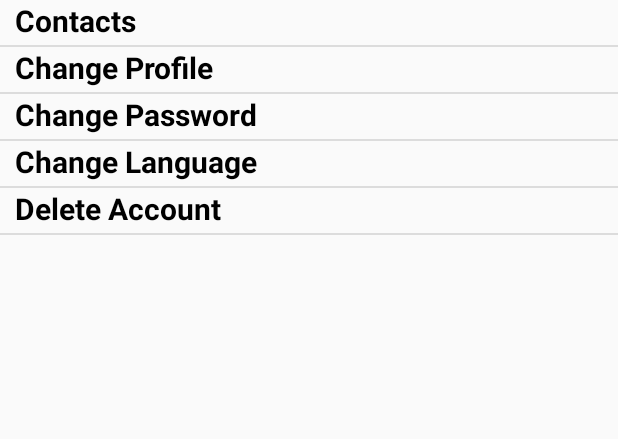
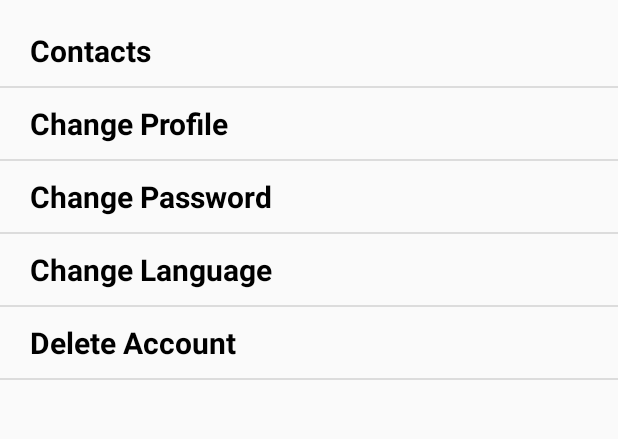
Before and after one commit to Eve2/SchoolBusTracking, an Android app: the fragment LocationFragment placed in its activity, in the side drawer, after a tap on "Setting", on a phone screen of 412 x 824 dp, the part 84-523 px from its top. Run offline under Robolectric (Android 15) with nearby library versions, the phone set to English and light mode, and no system bars; network calls fail.

Commit message:
updated UI, format, delete duplicate 'start' in locationFrag

```diff
--- a/app/src/main/java/com/schoolbus/schoolbustracking/fragments/HelpFragment.java
+++ b/app/src/main/java/com/schoolbus/schoolbustracking/fragments/HelpFragment.java
@@ -17,7 +17,7 @@ public class HelpFragment extends Fragment {
     @Nullable
     @Override
     public View onCreateView(LayoutInflater inflater, @Nullable ViewGroup container, @Nullable Bundle savedInstanceState) {
-        View view=inflater.inflate(R.layout.fragment_help,container,false);
-        return  view;
+        View view = inflater.inflate(R.layout.fragment_help, container, false);
+        return view;
     }
 }
--- a/app/src/main/java/com/schoolbus/schoolbustracking/fragments/home/HomeFragment.java
+++ b/app/src/main/java/com/schoolbus/schoolbustracking/fragments/home/HomeFragment.java
@@ -33,7 +33,7 @@ public class HomeFragment extends Fragment {
         linearLayout1.setOnClickListener(new View.OnClickListener() {
             @Override
             public void onClick(View view) {
-                getActivity().getSupportFragmentManager().beginTransaction().replace(R.id.home_container,new LocationFragment()).addToBackStack(null).commit();
+                getActivity().getSupportFragmentManager().beginTransaction().replace(R.id.home_container, new LocationFragment()).addToBackStack(null).commit();
             }
         });
 
@@ -54,14 +54,14 @@ public class HomeFragment extends Fragment {
         linearLayout4.setOnClickListener(new View.OnClickListener() {
             @Override
             public void onClick(View view) {
-                getActivity().getSupportFragmentManager().beginTransaction().replace(R.id.home_container,new SettingFragment()).addToBackStack(null).commit();
+                getActivity().getSupportFragmentManager().beginTransaction().replace(R.id.home_container, new SettingFragment()).addToBackStack(null).commit();
             }
         });
 
         linearLayout5.setOnClickListener(new View.OnClickListener() {
             @Override
             public void onClick(View view) {
-                getActivity().getSupportFragmentManager().beginTransaction().replace(R.id.home_container,new HelpFragment()).addToBackStack(null).commit();
+                getActivity().getSupportFragmentManager().beginTransaction().replace(R.id.home_container, new HelpFragment()).addToBackStack(null).commit();
             }
         });
 
--- a/app/src/main/java/com/schoolbus/schoolbustracking/fragments/home/LocationFragment.java
+++ b/app/src/main/java/com/schoolbus/schoolbustracking/fragments/home/LocationFragment.java
@@ -34,15 +34,15 @@ import static com.schoolbus.schoolbustracking.R.id.my_map;
  */
 
 public class LocationFragment extends Fragment implements OnMapReadyCallback {
-    private static GoogleMap map;
+    private GoogleMap map;
     private LocationManager locationManager;
     private LocationListener locationListener;
-    private static LatLng bus=new LatLng(12.916514,77.609664);
+    private LatLng bus = new LatLng(12.916514, 77.609664);
     LatLng start = new LatLng(12.916514, 77.619664);
     LatLng end = new LatLng(12.916514, 77.604332);
-    LatLng CityBank=new LatLng(12.91697,77.614085);
-    LatLng Lara=new LatLng(12.916274,77.611081);
-    LatLng BTM=new LatLng(12.916535,77.606800);
+    LatLng CityBank = new LatLng(12.91697, 77.614085);
+    LatLng Lara = new LatLng(12.916274, 77.611081);
+    LatLng BTM = new LatLng(12.916535, 77.606800);
 
     @Nullable
     @Override
@@ -52,7 +52,7 @@ public class LocationFragment extends Fragment implements OnMapReadyCallback {
         SupportMapFragment mapFragment = (SupportMapFragment) getChildFragmentManager()
                 .findFragmentById(my_map);
         mapFragment.getMapAsync(this);
-       // googleMap=(MapFragment)((SupportMapFragment) getChildFragmentManager().findFragmentById(my_map)).getMapAsync(this);
+        // googleMap=(MapFragment)((SupportMapFragment) getChildFragmentManager().findFragmentById(my_map)).getMapAsync(this);
         locationManager = (LocationManager) getActivity().getSystemService(Context.LOCATION_SERVICE);
         locationListener = new LocationListener() {
             @Override
@@ -64,16 +64,14 @@ public class LocationFragment extends Fragment implements OnMapReadyCallback {
                 map.addMarker(new MarkerOptions().position(bus)
                         .title("Bus")).setIcon(BitmapDescriptorFactory.fromResource(R.drawable.bus_24));
                 map.addMarker(new MarkerOptions().position(start)
-                        .title("Start Stop")) ;
-               map.addMarker(new MarkerOptions().position(start)
-                        .title("Start Stop")) ;
+                        .title("Start Stop"));
                 map.addMarker(new MarkerOptions().position(end)
-                        .title("End Stop")).setIcon(BitmapDescriptorFactory.fromResource(R.drawable.school)); ;
+                        .title("End Stop")).setIcon(BitmapDescriptorFactory.fromResource(R.drawable.school));
                 map.addMarker(new MarkerOptions().position(CityBank)
-                        .title("City Bank Stop")) ;
+                        .title("City Bank Stop"));
                 map.addMarker(new MarkerOptions().position(Lara)
                         .title("Lara Technologies"));
-               map.addMarker(new MarkerOptions().position(BTM)
+                map.addMarker(new MarkerOptions().position(BTM)
                         .title("BTM Water Tank"));
                 // add route to the map
                 Polyline polyline1 = map.addPolyline(new PolylineOptions()
@@ -98,6 +96,7 @@ public class LocationFragment extends Fragment implements OnMapReadyCallback {
 
             }
         };
+
         if (ActivityCompat.checkSelfPermission(getContext(), Manifest.permission.ACCESS_FINE_LOCATION) != PackageManager.PERMISSION_GRANTED && ActivityCompat.checkSelfPermission(getContext(),
                 Manifest.permission.ACCESS_COARSE_LOCATION) != PackageManager.PERMISSION_GRANTED) {
 
@@ -116,19 +115,17 @@ public class LocationFragment extends Fragment implements OnMapReadyCallback {
     @Override
     public void onMapReady(GoogleMap googleMap) {
         // bus stops
-        map=googleMap;
+        map = googleMap;
 
         // add markers to the map
         googleMap.addMarker(new MarkerOptions().position(bus)
                 .title("Bus")).setIcon(BitmapDescriptorFactory.fromResource(R.drawable.bus_24));
         googleMap.addMarker(new MarkerOptions().position(start)
-                .title("Start Stop")) ;
-        googleMap.addMarker(new MarkerOptions().position(start)
-                .title("Start Stop")) ;
+                .title("Start Stop"));
         googleMap.addMarker(new MarkerOptions().position(end)
-                .title("End Stop")).setIcon(BitmapDescriptorFactory.fromResource(R.drawable.school)); ;
+                .title("End Stop")).setIcon(BitmapDescriptorFactory.fromResource(R.drawable.school));
         googleMap.addMarker(new MarkerOptions().position(CityBank)
-                .title("City Bank Stop")) ;
+                .title("City Bank Stop"));
         googleMap.addMarker(new MarkerOptions().position(Lara)
                 .title("Lara Technologies"));
         googleMap.addMarker(new MarkerOptions().position(BTM)
--- a/app/src/main/java/com/schoolbus/schoolbustracking/fragments/home/NotificationFragment.java
+++ b/app/src/main/java/com/schoolbus/schoolbustracking/fragments/home/NotificationFragment.java
@@ -21,7 +21,7 @@ import com.schoolbus.schoolbustracking.services.MyFirebaseMessagingService;
  * Created by Eve on 7/16/17.
  */
 
-public class NotificationFragment extends Fragment{
+public class NotificationFragment extends Fragment {
     ViewGroup viewGroup;
     Button subscribeButton, logTokenButton, notificationButton;
 
@@ -32,7 +32,7 @@ public class NotificationFragment extends Fragment{
         notificationButton = (Button) viewGroup.findViewById(R.id.notificationButton);
 
         if (Build.VERSION.SDK_INT >= Build.VERSION_CODES.O) {
-            String channelId  = getString(R.string.default_notification_channel_id);
+            String channelId = getString(R.string.default_notification_channel_id);
             String channelName = getString(R.string.default_notification_channel_name);
             NotificationManager notificationManager =
                     getActivity().getSystemService(NotificationManager.class);
--- a/app/src/main/java/com/schoolbus/schoolbustracking/fragments/login/SigninFragment.java
+++ b/app/src/main/java/com/schoolbus/schoolbustracking/fragments/login/SigninFragment.java
@@ -64,8 +64,8 @@ public class SigninFragment extends Fragment {
 
     public boolean verified() {
 
-        phone = ((EditText)viewGroup.findViewById(R.id.login_phone)).getText().toString().trim();
-        password = ((EditText)viewGroup.findViewById(R.id.login_password)).getText().toString().trim();
+        phone = ((EditText) viewGroup.findViewById(R.id.login_phone)).getText().toString().trim();
+        password = ((EditText) viewGroup.findViewById(R.id.login_password)).getText().toString().trim();
 
         if (phone == null || phone.length() == 0 || password == null || password.length() == 0) {
             return false;
@@ -79,7 +79,7 @@ public class SigninFragment extends Fragment {
         StringRequest stringRequest = new StringRequest(Request.Method.POST, stringBuilder.toString(), new Response.Listener<String>() {
             @Override
             public void onResponse(String response) {
-                if(response.contains("success")) {
+                if (response.contains("success")) {
                     jumpToHome();
                 } else {
                     Toast.makeText(getActivity(), "Phone and password not match", Toast.LENGTH_LONG).show();
--- a/app/src/main/java/com/schoolbus/schoolbustracking/services/MyFirebaseInstanceIDService.java
+++ b/app/src/main/java/com/schoolbus/schoolbustracking/services/MyFirebaseInstanceIDService.java
@@ -12,6 +12,7 @@ import com.google.firebase.iid.FirebaseInstanceIdService;
 public class MyFirebaseInstanceIDService extends FirebaseInstanceIdService {
 
     private static final String TAG = "MyFirebaseIIDService";
+
     @Override
     public void onTokenRefresh() {
         String refreshedToken = FirebaseInstanceId.getInstance().getToken();
@@ -19,6 +20,7 @@ public class MyFirebaseInstanceIDService extends FirebaseInstanceIdService {
 
         sendRegistrationToServer(refreshedToken);
     }
+
     private void sendRegistrationToServer(String token) {
         // TODO: Implement this method to send token to your app server.
     }
--- a/app/src/main/java/com/schoolbus/schoolbustracking/services/MyFirebaseMessagingService.java
+++ b/app/src/main/java/com/schoolbus/schoolbustracking/services/MyFirebaseMessagingService.java
@@ -46,6 +46,7 @@ public class MyFirebaseMessagingService extends FirebaseMessagingService {
         }
 
     }
+
     private void scheduleJob() {
         FirebaseJobDispatcher dispatcher = new FirebaseJobDispatcher(new GooglePlayDriver(this));
         Job myJob = dispatcher.newJobBuilder()
@@ -65,7 +66,7 @@ public class MyFirebaseMessagingService extends FirebaseMessagingService {
         PendingIntent pendingIntent = PendingIntent.getActivity(this, 0 /* Request code */, intent,
                 PendingIntent.FLAG_ONE_SHOT);
 
-        Uri defaultSoundUri= RingtoneManager.getDefaultUri(RingtoneManager.TYPE_NOTIFICATION);
+        Uri defaultSoundUri = RingtoneManager.getDefaultUri(RingtoneManager.TYPE_NOTIFICATION);
         NotificationCompat.Builder notificationBuilder = new NotificationCompat.Builder(this)
                 .setSmallIcon(R.drawable.comments)
                 .setContentTitle("FCM Message")
--- a/app/src/main/res/layout/fragment_setting.xml
+++ b/app/src/main/res/layout/fragment_setting.xml
@@ -5,6 +5,7 @@
     android:layout_height="match_parent">
     <ListView
         android:id="@+id/listView"
+        android:layout_marginTop="10dp"
         android:layout_width="match_parent"
         android:layout_height="match_parent"></ListView>
 </LinearLayout>
--- a/app/src/main/res/layout/item_students.xml
+++ b/app/src/main/res/layout/item_students.xml
@@ -13,9 +13,9 @@
 
         <de.hdodenhof.circleimageview.CircleImageView
             android:id="@+id/studentPhoto"
-            android:layout_margin="10dp"
-            android:layout_width="60dp"
-            android:layout_height="60dp" />
+            android:layout_margin="5dp"
+            android:layout_width="80dp"
+            android:layout_height="80dp" />
 
         <LinearLayout
             android:orientation="vertical"
--- a/app/src/main/res/layout/listview.xml
+++ b/app/src/main/res/layout/listview.xml
@@ -3,9 +3,10 @@
     android:id="@+id/tv"
     android:textColor="@color/secondaryText"
     android:textStyle="bold"
-    android:paddingLeft="10dp"
-    android:layout_width="fill_parent"
-    android:singleLine="true"
+    android:paddingLeft="20dp"
+    android:layout_width="match_parent"
     android:gravity="left"
     android:textSize="20dp"
-    android:layout_height="30dp"/>
+    android:paddingTop="10dp"
+    android:paddingBottom="10dp"
+    android:layout_height="wrap_content"/>
```
Also changed, not shown: app/src/main/java/com/schoolbus/schoolbustracking/activities/HomeActivity.java (+10 -6 lines), app/src/main/java/com/schoolbus/schoolbustracking/fragments/SettingFragment.java (+5 -4 lines), app/src/main/java/com/schoolbus/schoolbustracking/fragments/login/SignupFragment.java (+8 -8 lines), app/src/main/res/layout/fragment_help.xml (+9 -7 lines), app/src/main/java/com/schoolbus/schoolbustracking/fragments/home/StudentsFragment.java (indentation only), 2 other files.
